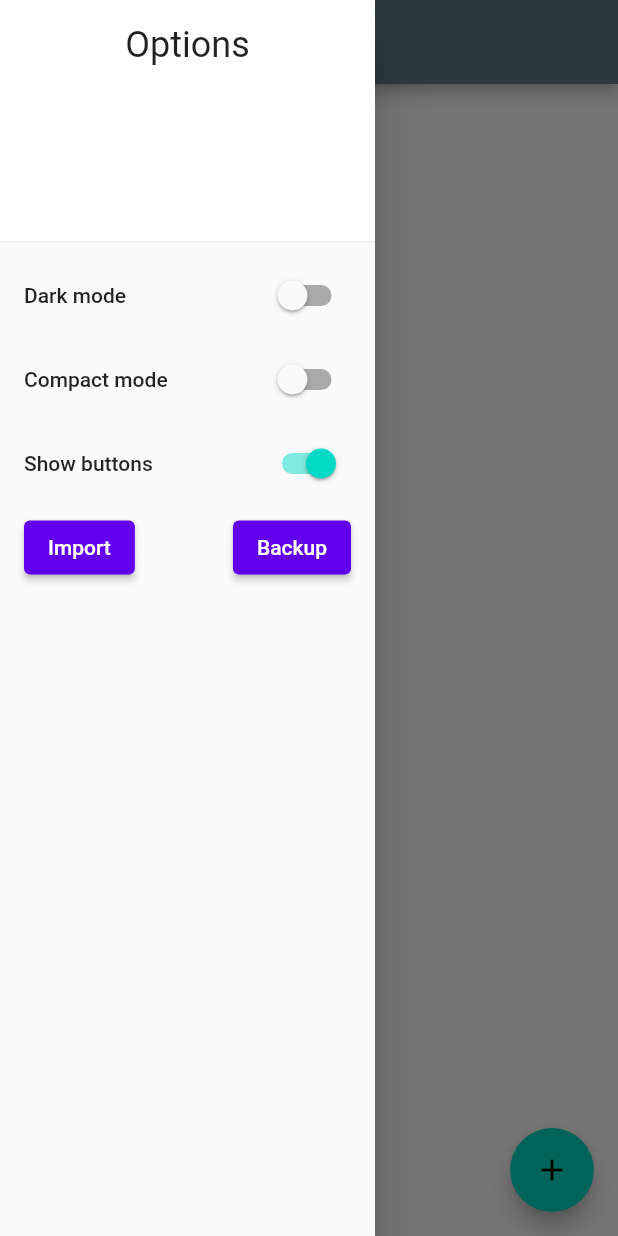
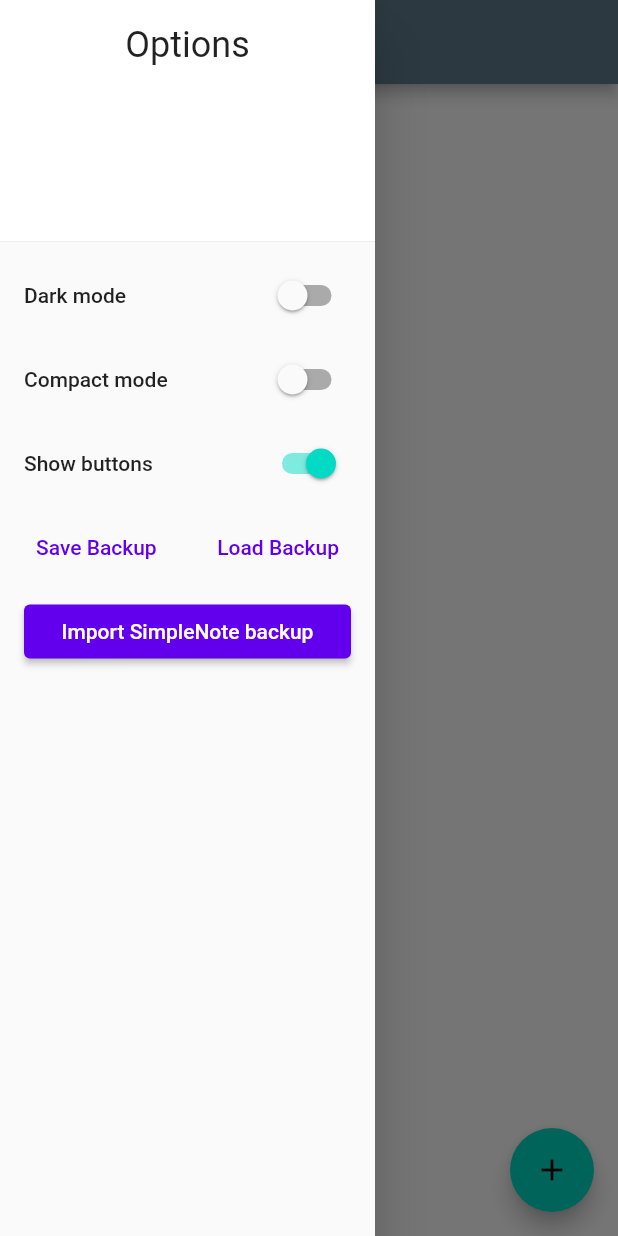
Before and after one commit to yurike/slovo, a Flutter app: the screen it shows after launch, with the side drawer open, on a phone screen of 412 x 824 dp. Run offline on Flutter 3.47's test engine with Material 2 defaults, Android fonts, the light colour scheme and no system bars; our stand-ins replace bloc, equatable, file_picker, flutter_bloc, get_it, hive_flutter and 3 more; accounts and stored records are empty.

Commit message:
+ loading from backup

```diff
--- a/lib/blocs/note_bloc/note_bloc.dart
+++ b/lib/blocs/note_bloc/note_bloc.dart
@@ -63,9 +63,11 @@ class NoteBloc extends Bloc<NoteEvent, NoteState> {
     });
 
     on<ImportFromFile>((event, emit) async {
-      debugPrint("on<ImportFromFile>");
+      debugPrint("on<ImportFromFile>2 ${event.fromBackup}");
       emit(NotesLoading());
-      var newNotes = await GetIt.I<Backup>().readFromFilePicker();
+      var newNotes = (event.fromBackup)
+          ? await GetIt.I<Backup>().readNotes()
+          : await GetIt.I<Backup>().readFromFilePicker();
       if (newNotes != null) {
         await _noteDao.addAll(newNotes);
       }
--- a/lib/blocs/note_bloc/note_event.dart
+++ b/lib/blocs/note_bloc/note_event.dart
@@ -17,7 +17,10 @@ class AddNote extends NoteEvent {
   AddNote(this.note) : super([note]);
 }
 
-class ImportFromFile extends NoteEvent {}
+class ImportFromFile extends NoteEvent {
+  final bool fromBackup;
+  ImportFromFile(this.fromBackup) : super([fromBackup]);
+}
 
 class SaveBackup extends NoteEvent {}
 
--- a/lib/pages/homepage.dart
+++ b/lib/pages/homepage.dart
@@ -66,19 +66,28 @@ class HomePage extends StatelessWidget {
                   .add(SetMode(state.darkMode, state.compactMode, value)),
             ),
             ListTile(
-              leading: ElevatedButton(
-                onPressed: () {
-                  context.read<NoteBloc>().add(ImportFromFile());
-                  Navigator.of(context).maybePop();
-                },
-                child: Text("Import"),
-              ),
-              trailing: ElevatedButton(
+              leading: TextButton(
                 onPressed: () {
                   context.read<NoteBloc>().add(SaveBackup());
                   Navigator.of(context).maybePop();
                 },
-                child: Text('Backup'),
+                child: Text('Save Backup'),
+              ),
+              trailing: TextButton(
+                onPressed: () {
+                  context.read<NoteBloc>().add(ImportFromFile(true));
+                  Navigator.of(context).maybePop();
+                },
+                child: Text('Load Backup'),
+              ),
+            ),
+            ListTile(
+              title: ElevatedButton(
+                onPressed: () {
+                  context.read<NoteBloc>().add(ImportFromFile(false));
+                  Navigator.of(context).maybePop();
+                },
+                child: Text("Import SimpleNote backup"),
               ),
             )
           ]),
```
